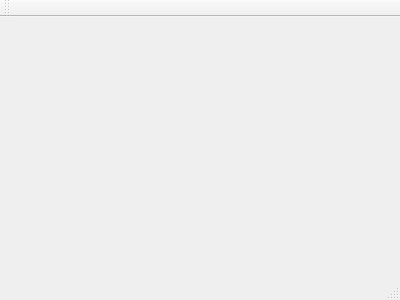
First picture: the form in mainwindow.ui, repository FusionLauncher/FusionUpdater, before the edit.
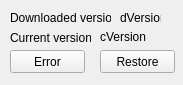
Second picture: the form after the edit.

The edit to the form file:
```diff
--- a/mainwindow.ui
+++ b/mainwindow.ui
@@ -1,24 +1,99 @@
 <ui version="4.0">
  <class>MainWindow</class>
- <widget class="QMainWindow" name="MainWindow" >
-  <property name="geometry" >
+ <widget class="QMainWindow" name="MainWindow">
+  <property name="geometry">
    <rect>
     <x>0</x>
     <y>0</y>
-    <width>400</width>
-    <height>300</height>
+    <width>183</width>
+    <height>85</height>
    </rect>
   </property>
   <property name="windowTitle" >
    <string>MainWindow</string>
   </property>
-  <widget class="QMenuBar" name="menuBar" />
-  <widget class="QToolBar" name="mainToolBar" />
-  <widget class="QWidget" name="centralWidget" />
-  <widget class="QStatusBar" name="statusBar" />
+  <widget class="QWidget" name="centralWidget">
+   <widget class="QLabel" name="label">
+    <property name="geometry">
+     <rect>
+      <x>10</x>
+      <y>10</y>
+      <width>101</width>
+      <height>16</height>
+     </rect>
+    </property>
+    <property name="text">
+     <string>Downloaded version: </string>
+    </property>
+   </widget>
+   <widget class="QLabel" name="dVersionLabel">
+    <property name="geometry">
+     <rect>
+      <x>120</x>
+      <y>10</y>
+      <width>41</width>
+      <height>16</height>
+     </rect>
+    </property>
+    <property name="text">
+     <string>dVersion</string>
+    </property>
+   </widget>
+   <widget class="QLabel" name="label_2">
+    <property name="geometry">
+     <rect>
+      <x>10</x>
+      <y>30</y>
+      <width>81</width>
+      <height>16</height>
+     </rect>
+    </property>
+    <property name="text">
+     <string>Current version: </string>
+    </property>
+   </widget>
+   <widget class="QLabel" name="cVersionLabel">
+    <property name="geometry">
+     <rect>
+      <x>100</x>
+      <y>30</y>
+      <width>47</width>
+      <height>13</height>
+     </rect>
+    </property>
+    <property name="text">
+     <string>cVersion</string>
+    </property>
+   </widget>
+   <widget class="QPushButton" name="updateButton">
+    <property name="geometry">
+     <rect>
+      <x>10</x>
+      <y>50</y>
+      <width>75</width>
+      <height>23</height>
+     </rect>
+    </property>
+    <property name="text">
+     <string>Error</string>
+    </property>
+   </widget>
+   <widget class="QPushButton" name="restoreButton">
+    <property name="geometry">
+     <rect>
+      <x>100</x>
+      <y>50</y>
+      <width>75</width>
+      <height>23</height>
+     </rect>
+    </property>
+    <property name="text">
+     <string>Restore</string>
+    </property>
+   </widget>
+  </widget>
  </widget>
- <layoutDefault spacing="6" margin="11" />
- <pixmapfunction></pixmapfunction>
+ <layoutdefault spacing="6" margin="11"/>
  <resources/>
  <connections/>
 </ui>
```
Left out of the diff: 5 changed lines with no effect on the pictures.
